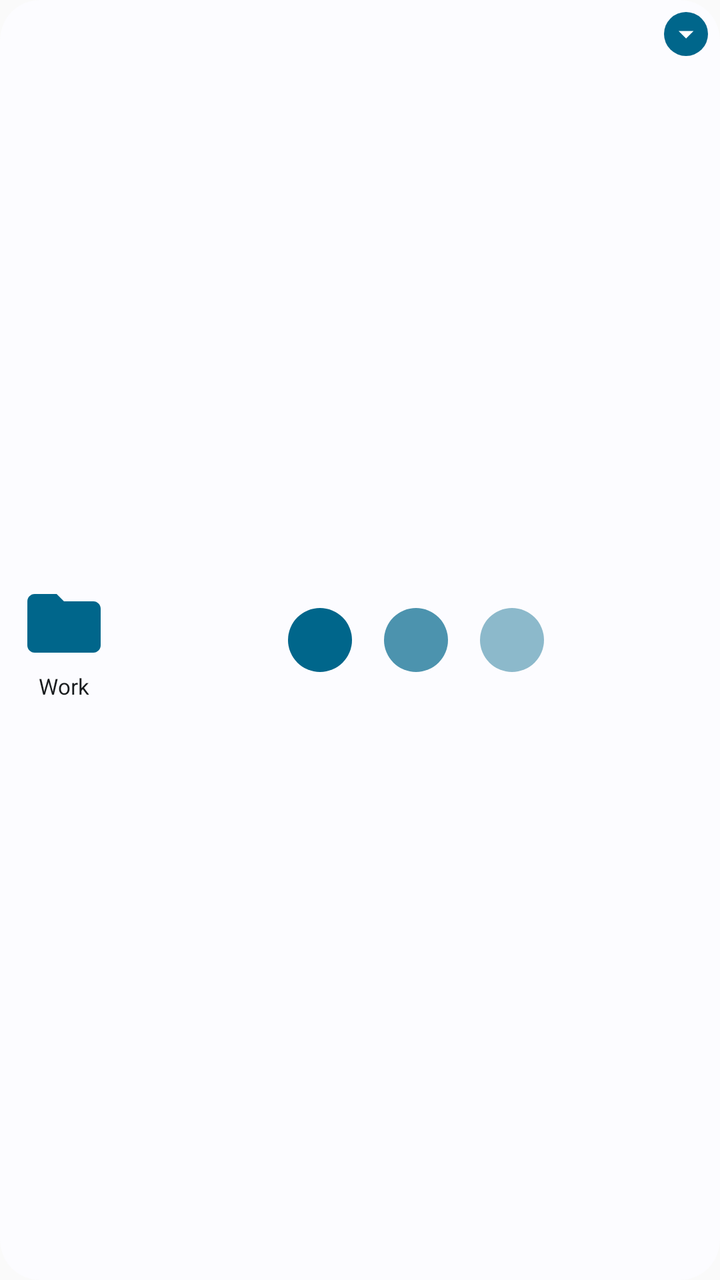
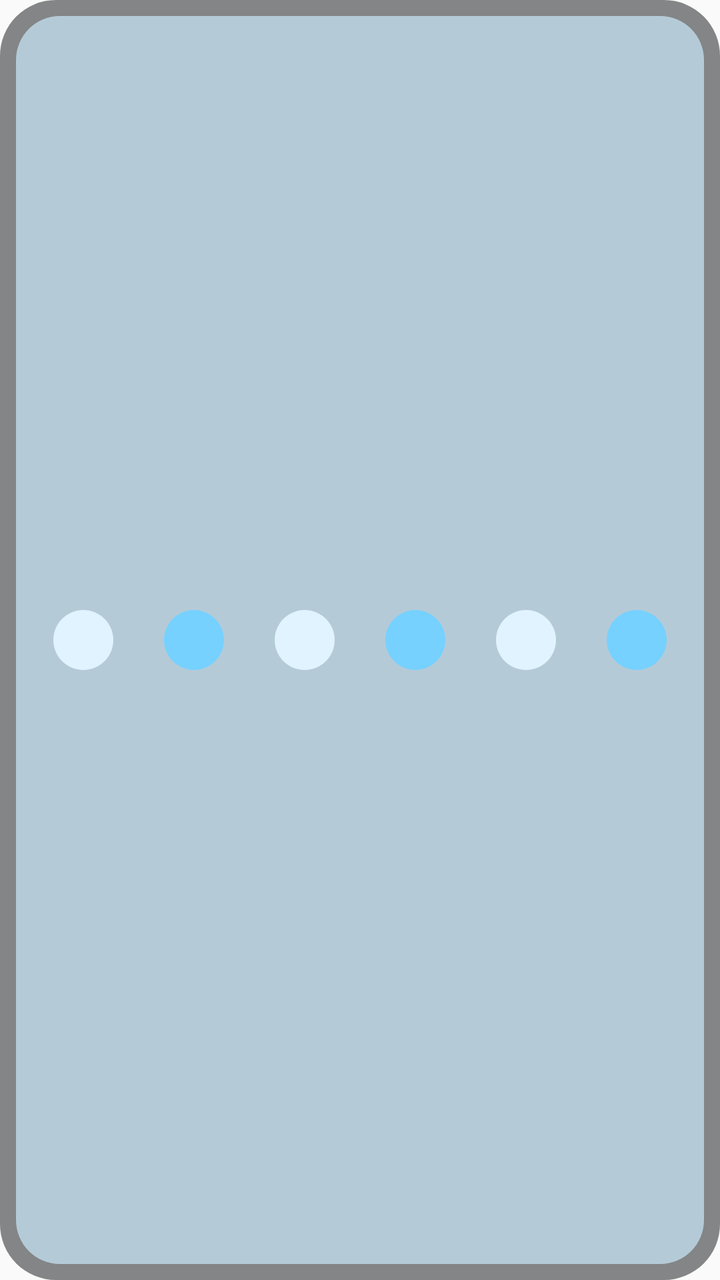

Before-and-after screenshots of an Android layout around one commit, followed by the original layout XML and the change that was made.
<!-- AndroidManifest.xml: application theme Theme.WidgetsPlus -->
<!-- res/layout/widget_folder_preview_4x1.xml -->
<?xml version="1.0" encoding="utf-8"?>
<FrameLayout xmlns:android="http://schemas.android.com/apk/res/android"
    style="@style/Widget.WidgetsPlus.Container"
    android:layout_width="match_parent"
    android:layout_height="match_parent">

    <LinearLayout
        android:layout_width="match_parent"
        android:layout_height="match_parent"
        android:gravity="center_vertical"
        android:orientation="horizontal">

        <LinearLayout
            android:layout_width="wrap_content"
            android:layout_height="match_parent"
            android:gravity="center"
            android:orientation="vertical"
            android:paddingStart="4dp"
            android:paddingEnd="8dp">

            <ImageView
                android:layout_width="44dp"
                android:layout_height="44dp"
                android:contentDescription="@null"
                android:scaleType="fitCenter"
                android:src="@drawable/ic_folder" />

            <TextView
                android:layout_width="wrap_content"
                android:layout_height="wrap_content"
                android:layout_marginTop="2dp"
                android:maxLines="1"
                android:text="@string/preview_folder_name"
                android:textColor="@color/widget_text"
                android:textSize="11sp" />
        </LinearLayout>

        <include layout="@layout/widget_preview_strip" />
    </LinearLayout>

    <ImageView
        android:layout_width="22dp"
        android:layout_height="22dp"
        android:layout_gravity="top|end"
        android:background="@drawable/widget_badge_background"
        android:contentDescription="@null"
        android:padding="2dp"
        android:src="@drawable/ic_expand" />
</FrameLayout>
<!-- res/layout/widget_preview_strip.xml (included above) -->
<?xml version="1.0" encoding="utf-8"?>
<LinearLayout xmlns:android="http://schemas.android.com/apk/res/android"
    android:layout_width="match_parent"
    android:layout_height="wrap_content"
    android:gravity="center"
    android:orientation="horizontal"
    android:paddingTop="2dp"
    android:paddingBottom="2dp">

    <ImageView
        android:layout_width="40dp"
        android:layout_height="40dp"
        android:layout_marginStart="4dp"
        android:layout_marginEnd="4dp"
        android:contentDescription="@null"
        android:padding="4dp"
        android:src="@drawable/preview_app_disc" />

    <ImageView
        android:layout_width="40dp"
        android:layout_height="40dp"
        android:layout_marginStart="4dp"
        android:layout_marginEnd="4dp"
        android:alpha="0.7"
        android:contentDescription="@null"
        android:padding="4dp"
        android:src="@drawable/preview_app_disc" />

    <ImageView
        android:layout_width="40dp"
        android:layout_height="40dp"
        android:layout_marginStart="4dp"
        android:layout_marginEnd="4dp"
        android:alpha="0.45"
        android:contentDescription="@null"
        android:padding="4dp"
        android:src="@drawable/preview_app_disc" />
</LinearLayout>
<!-- resources referenced by this layout -->
<resources>
  <color name="widget_text">#DE000000</color>
  <!-- drawable ic_expand (drawable) -->
  <?xml version="1.0" encoding="utf-8"?>
  <vector xmlns:android="http://schemas.android.com/apk/res/android"
      android:width="24dp" android:height="24dp"
      android:viewportWidth="24" android:viewportHeight="24"
      android:tint="#FFFFFFFF">
      <path android:fillColor="#FFFFFFFF"
          android:pathData="M7,10l5,5 5,-5z" />
  </vector>
  <!-- drawable ic_folder (drawable) -->
  <?xml version="1.0" encoding="utf-8"?>
  <vector xmlns:android="http://schemas.android.com/apk/res/android"
      android:width="24dp" android:height="24dp"
      android:viewportWidth="24" android:viewportHeight="24"
      android:tint="@color/widget_glyph">
      <path android:fillColor="#FFFFFFFF"
          android:pathData="M10,4H4c-1.1,0 -1.99,0.9 -1.99,2L2,18c0,1.1 0.9,2 2,2h16c1.1,0 2,-0.9 2,-2V8c0,-1.1 -0.9,-2 -2,-2h-8l-2,-2z" />
  </vector>
  <!-- drawable preview_app_disc (drawable) -->
  <?xml version="1.0" encoding="utf-8"?>
  <shape xmlns:android="http://schemas.android.com/apk/res/android" android:shape="oval">
      <solid android:color="@color/widget_glyph" />
  </shape>
  <!-- drawable widget_badge_background (drawable) -->
  <?xml version="1.0" encoding="utf-8"?>
  <shape xmlns:android="http://schemas.android.com/apk/res/android" android:shape="oval">
      <solid android:color="@color/widget_badge_background" />
  </shape>
  <string name="preview_folder_name" translatable="false">Work</string>
  <style name="Widget.WidgetsPlus.Container" parent="android:Widget">
          <item name="android:background">@drawable/widget_background</item>
          <item name="android:padding">6dp</item>
      </style>
  <style name="Theme.WidgetsPlus" parent="android:Theme.Material.Light.NoActionBar">
          <item name="android:windowLightStatusBar">true</item>
      </style>
  <color name="widget_glyph">#3F51B5</color>
  <color name="widget_badge_background">#3F51B5</color>
  <!-- drawable widget_background (drawable) -->
  <?xml version="1.0" encoding="utf-8"?>
  <shape xmlns:android="http://schemas.android.com/apk/res/android" android:shape="rectangle">
      <solid android:color="@color/widget_background" />
      <corners android:radius="20dp" />
  </shape>
  <color name="widget_background">#F2FFFFFF</color>
</resources>

<!-- the commit's change to res/layout/widget_folder_preview_4x1.xml (unified diff, before → after) -->
@@ -1,88 +1,33 @@
 <?xml version="1.0" encoding="utf-8"?>
 <FrameLayout xmlns:android="http://schemas.android.com/apk/res/android"
-    style="@style/Widget.WidgetsPlus.Container"
+    xmlns:tools="http://schemas.android.com/tools"
     android:layout_width="match_parent"
-    android:layout_height="match_parent">
-
-    <LinearLayout
-        android:layout_width="match_parent"
-        android:layout_height="match_parent"
-        android:gravity="center_vertical"
-        android:orientation="horizontal">
-
-        <LinearLayout
-            android:layout_width="wrap_content"
-            android:layout_height="match_parent"
-            android:gravity="center"
-            android:orientation="vertical"
-            android:paddingStart="4dp"
-            android:paddingEnd="8dp">
-
-            <ImageView
-                android:layout_width="44dp"
-                android:layout_height="44dp"
-                android:contentDescription="@null"
-                android:scaleType="fitCenter"
-                android:src="@drawable/ic_folder" />
-
-            <TextView
-                android:layout_width="wrap_content"
-                android:layout_height="wrap_content"
-                android:layout_marginTop="2dp"
-                android:maxLines="1"
-                android:text="@string/preview_folder_name"
-                android:textColor="@color/widget_text"
-                android:textSize="11sp" />
+    android:layout_height="match_parent"
+    tools:ignore="UseAppTint,ContentDescription">
+    <ImageView android:layout_width="match_parent" android:layout_height="match_parent" android:alpha="0.58" android:scaleType="fitXY" android:src="@drawable/agenda_shape_plate" android:tint="@color/agenda_plate" />
+    <FrameLayout android:layout_width="match_parent" android:layout_height="match_parent" android:layout_margin="8dp">
+        <ImageView android:layout_width="match_parent" android:layout_height="match_parent" android:scaleType="fitXY" android:src="@drawable/agenda_shape_group" android:tint="@color/agenda_group" />
+        <LinearLayout android:layout_width="match_parent" android:layout_height="match_parent" android:orientation="vertical" android:padding="6dp">
+        <LinearLayout android:layout_width="match_parent" android:layout_height="0dp" android:layout_weight="1" android:baselineAligned="false" android:orientation="horizontal">
+            <FrameLayout android:layout_width="0dp" android:layout_height="match_parent" android:layout_weight="1">
+                <ImageView android:layout_width="30dp" android:layout_height="30dp" android:layout_gravity="center" android:scaleType="fitCenter" android:src="@drawable/folder_circle" android:tint="@color/agenda_card" />
+            </FrameLayout>
+            <FrameLayout android:layout_width="0dp" android:layout_height="match_parent" android:layout_weight="1">
+                <ImageView android:layout_width="30dp" android:layout_height="30dp" android:layout_gravity="center" android:scaleType="fitCenter" android:src="@drawable/folder_circle" android:tint="@color/agenda_badge" />
+            </FrameLayout>
+            <FrameLayout android:layout_width="0dp" android:layout_height="match_parent" android:layout_weight="1">
+                <ImageView android:layout_width="30dp" android:layout_height="30dp" android:layout_gravity="center" android:scaleType="fitCenter" android:src="@drawable/folder_circle" android:tint="@color/agenda_card" />
+            </FrameLayout>
+            <FrameLayout android:layout_width="0dp" android:layout_height="match_parent" android:layout_weight="1">
+                <ImageView android:layout_width="30dp" android:layout_height="30dp" android:layout_gravity="center" android:scaleType="fitCenter" android:src="@drawable/folder_circle" android:tint="@color/agenda_badge" />
+            </FrameLayout>
+            <FrameLayout android:layout_width="0dp" android:layout_height="match_parent" android:layout_weight="1">
+                <ImageView android:layout_width="30dp" android:layout_height="30dp" android:layout_gravity="center" android:scaleType="fitCenter" android:src="@drawable/folder_circle" android:tint="@color/agenda_card" />
+            </FrameLayout>
+            <FrameLayout android:layout_width="0dp" android:layout_height="match_parent" android:layout_weight="1">
+                <ImageView android:layout_width="30dp" android:layout_height="30dp" android:layout_gravity="center" android:scaleType="fitCenter" android:src="@drawable/folder_circle" android:tint="@color/agenda_badge" />
+            </FrameLayout>
         </LinearLayout>
-
-        <include layout="@layout/widget_preview_strip" />
-    </LinearLayout>
-
-    <ImageView
-        android:layout_width="22dp"
-        android:layout_height="22dp"
-        android:layout_gravity="top|end"
-        android:background="@drawable/widget_badge_background"
-        android:contentDescription="@null"
-        android:padding="2dp"
-        android:src="@drawable/ic_expand" />
+        </LinearLayout>
+    </FrameLayout>
 </FrameLayout>
-<!-- res/layout/widget_preview_strip.xml (included above) -->
-<?xml version="1.0" encoding="utf-8"?>
-<LinearLayout xmlns:android="http://schemas.android.com/apk/res/android"
-    android:layout_width="match_parent"
-    android:layout_height="wrap_content"
-    android:gravity="center"
-    android:orientation="horizontal"
-    android:paddingTop="2dp"
-    android:paddingBottom="2dp">
-
-    <ImageView
-        android:layout_width="40dp"
-        android:layout_height="40dp"
-        android:layout_marginStart="4dp"
-        android:layout_marginEnd="4dp"
-        android:contentDescription="@null"
-        android:padding="4dp"
-        android:src="@drawable/preview_app_disc" />
-
-    <ImageView
-        android:layout_width="40dp"
-        android:layout_height="40dp"
-        android:layout_marginStart="4dp"
-        android:layout_marginEnd="4dp"
-        android:alpha="0.7"
-        android:contentDescription="@null"
-        android:padding="4dp"
-        android:src="@drawable/preview_app_disc" />
-
-    <ImageView
-        android:layout_width="40dp"
-        android:layout_height="40dp"
-        android:layout_marginStart="4dp"
-        android:layout_marginEnd="4dp"
-        android:alpha="0.45"
-        android:contentDescription="@null"
-        android:padding="4dp"
-        android:src="@drawable/preview_app_disc" />
-</LinearLayout>
<!-- resource entries referenced after the edit -->
@@ -1,50 +1,30 @@
 <!-- resources referenced by this layout -->
 <resources>
-  <color name="widget_text">#DE000000</color>
-  <!-- drawable ic_expand (drawable) -->
+  <color name="agenda_badge">#F5B895</color>
+  <color name="agenda_card">#FDF2EC</color>
+  <color name="agenda_group">#F2C4A7</color>
+  <color name="agenda_plate">#3A312C</color>
+  <!-- drawable agenda_shape_group (drawable) -->
+  <?xml version="1.0" encoding="utf-8"?>
+  <shape xmlns:android="http://schemas.android.com/apk/res/android" android:shape="rectangle">
+      <solid android:color="#FFFFFFFF" />
+      <corners android:radius="22dp" />
+  </shape>
+  <!-- drawable agenda_shape_plate (drawable) -->
+  <?xml version="1.0" encoding="utf-8"?>
+  <shape xmlns:android="http://schemas.android.com/apk/res/android" android:shape="rectangle">
+      <solid android:color="#FFFFFFFF" />
+      <corners android:radius="28dp" />
+  </shape>
+  <!-- drawable folder_circle (drawable) -->
   <?xml version="1.0" encoding="utf-8"?>
   <vector xmlns:android="http://schemas.android.com/apk/res/android"
       android:width="24dp" android:height="24dp"
-      android:viewportWidth="24" android:viewportHeight="24"
-      android:tint="#FFFFFFFF">
-      <path android:fillColor="#FFFFFFFF"
-          android:pathData="M7,10l5,5 5,-5z" />
+      android:viewportWidth="24" android:viewportHeight="24">
+      <path android:fillColor="#FFFFFFFF" android:pathData="M0,12a12,12 0 1,0 24,0a12,12 0 1,0 -24,0z" />
   </vector>
-  <!-- drawable ic_folder (drawable) -->
-  <?xml version="1.0" encoding="utf-8"?>
-  <vector xmlns:android="http://schemas.android.com/apk/res/android"
-      android:width="24dp" android:height="24dp"
-      android:viewportWidth="24" android:viewportHeight="24"
-      android:tint="@color/widget_glyph">
-      <path android:fillColor="#FFFFFFFF"
-          android:pathData="M10,4H4c-1.1,0 -1.99,0.9 -1.99,2L2,18c0,1.1 0.9,2 2,2h16c1.1,0 2,-0.9 2,-2V8c0,-1.1 -0.9,-2 -2,-2h-8l-2,-2z" />
-  </vector>
-  <!-- drawable preview_app_disc (drawable) -->
-  <?xml version="1.0" encoding="utf-8"?>
-  <shape xmlns:android="http://schemas.android.com/apk/res/android" android:shape="oval">
-      <solid android:color="@color/widget_glyph" />
-  </shape>
-  <!-- drawable widget_badge_background (drawable) -->
-  <?xml version="1.0" encoding="utf-8"?>
-  <shape xmlns:android="http://schemas.android.com/apk/res/android" android:shape="oval">
-      <solid android:color="@color/widget_badge_background" />
-  </shape>
-  <string name="preview_folder_name" translatable="false">Work</string>
-  <style name="Widget.WidgetsPlus.Container" parent="android:Widget">
-          <item name="android:background">@drawable/widget_background</item>
-          <item name="android:padding">6dp</item>
-      </style>
   <style name="Theme.WidgetsPlus" parent="android:Theme.Material.Light.NoActionBar">
           <item name="android:windowLightStatusBar">true</item>
       </style>
-  <color name="widget_glyph">#3F51B5</color>
-  <color name="widget_badge_background">#3F51B5</color>
-  <!-- drawable widget_background (drawable) -->
-  <?xml version="1.0" encoding="utf-8"?>
-  <shape xmlns:android="http://schemas.android.com/apk/res/android" android:shape="rectangle">
-      <solid android:color="@color/widget_background" />
-      <corners android:radius="20dp" />
-  </shape>
-  <color name="widget_background">#F2FFFFFF</color>
 </resources>
 
